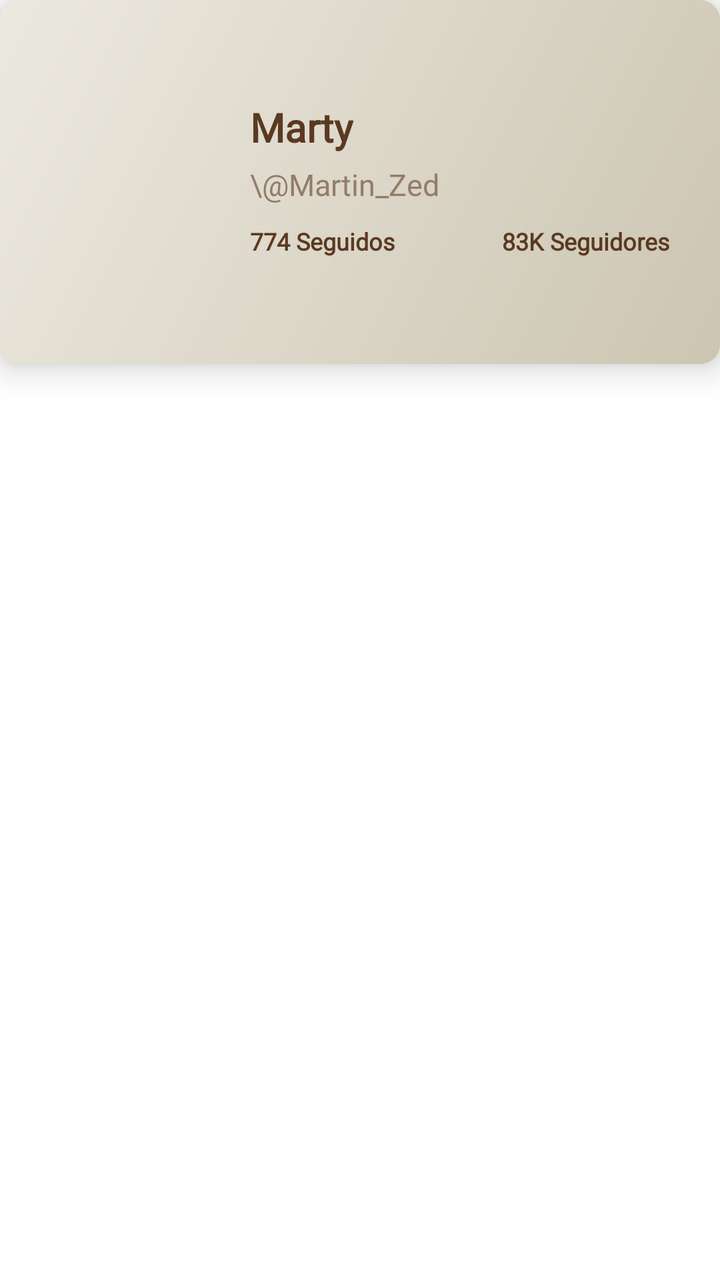
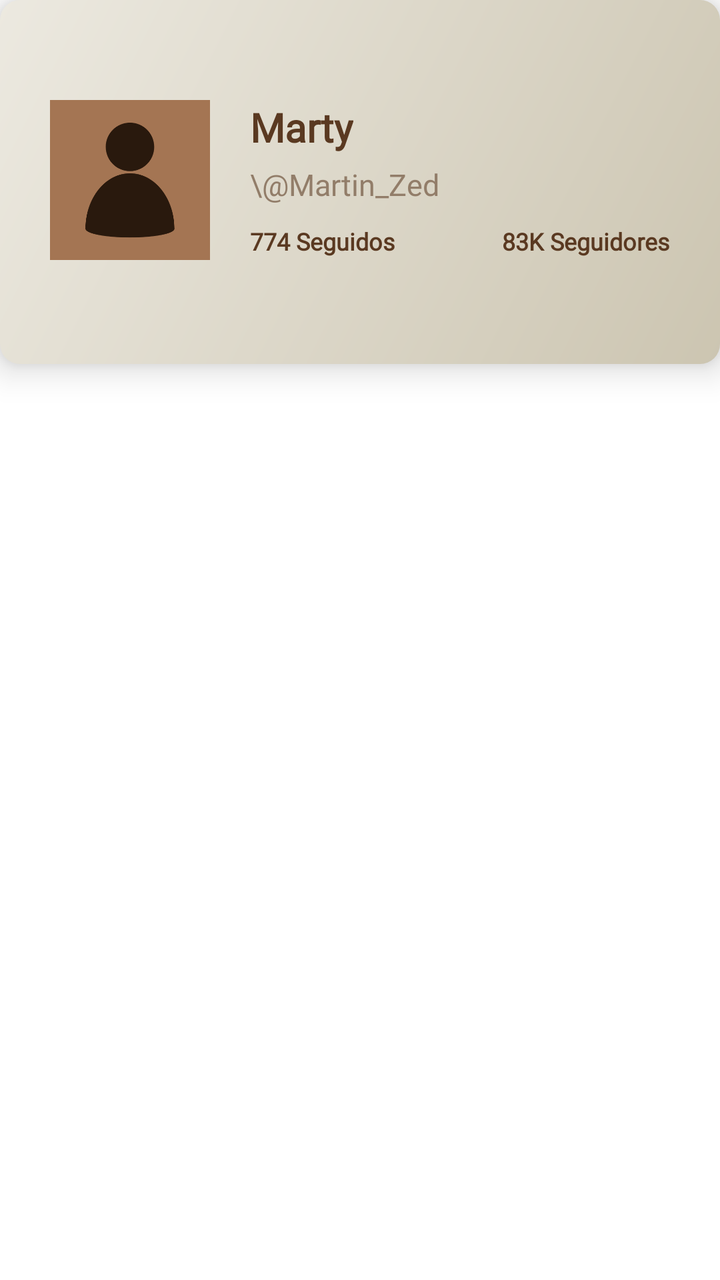

Screens rendered from an Android XML layout before and after an edit, with the pre-edit source and the edit as a unified diff.
<!-- AndroidManifest.xml: application theme Theme.MangIA -->
<!-- res/layout/nav_header_home.xml -->
<?xml version="1.0" encoding="utf-8"?>
<androidx.constraintlayout.widget.ConstraintLayout xmlns:android="http://schemas.android.com/apk/res/android"
    xmlns:app="http://schemas.android.com/apk/res-auto"
    xmlns:tools="http://schemas.android.com/tools"
    android:layout_width="340dp"
    android:layout_height="190dp"
    android:gravity="bottom"
    android:orientation="vertical">

    <androidx.constraintlayout.widget.ConstraintLayout
        android:id="@+id/constraintLayout"
        android:layout_width="match_parent"
        android:layout_height="182dp"
        android:background="@drawable/rounded_navheader"
        app:layout_constraintBottom_toBottomOf="parent"
        app:layout_constraintEnd_toEndOf="parent"
        app:layout_constraintHorizontal_bias="0.0"
        app:layout_constraintStart_toStartOf="parent"
        app:layout_constraintTop_toTopOf="parent"
        app:layout_constraintVertical_bias="0.0"
        android:elevation="10dp">

        <ImageView
            android:id="@+id/imvProfileNH"
            android:layout_width="80dp"
            android:layout_height="80dp"
            android:layout_marginStart="25dp"
            android:layout_marginTop="50dp"
            android:visibility="invisible"
            app:layout_constraintStart_toStartOf="parent"
            app:layout_constraintTop_toTopOf="parent"
            app:srcCompat="@drawable/profile_picture" />

        <TextView
            android:id="@+id/txvNNameNH"
            android:layout_width="wrap_content"
            android:layout_height="wrap_content"
            android:layout_marginStart="20dp"
            android:layout_marginTop="50dp"
            android:fontFamily="@font/opensansbold"
            android:text="Marty"
            android:textColor="@color/quaternaryColor"
            android:textSize="20sp"
            android:textStyle="bold"
            app:layout_constraintStart_toEndOf="@+id/imvProfileNH"
            app:layout_constraintTop_toTopOf="parent" />

        <TextView
            android:id="@+id/txvUNameNH"
            android:layout_width="wrap_content"
            android:layout_height="wrap_content"
            android:layout_marginStart="20dp"
            android:layout_marginTop="5dp"
            android:fontFamily="@font/opensans"
            android:text="\@Martin_Zed"
            android:textColor="@color/transQuaternaryColor"
            android:textSize="15sp"
            app:layout_constraintStart_toEndOf="@+id/imvProfileNH"
            app:layout_constraintTop_toBottomOf="@+id/txvNNameNH" />

        <TextView
            android:id="@+id/txvFollows"
            android:layout_width="wrap_content"
            android:layout_height="wrap_content"
            android:layout_marginStart="20dp"
            android:layout_marginTop="10dp"
            android:fontFamily="@font/opensansbold"
            android:text="774 Seguidos"
            android:textColor="@color/quaternaryColor"
            android:textSize="12sp"
            android:textStyle="bold"
            app:layout_constraintStart_toEndOf="@+id/imvProfileNH"
            app:layout_constraintTop_toBottomOf="@+id/txvUNameNH" />

        <TextView
            android:id="@+id/txvFollowers"
            android:layout_width="wrap_content"
            android:layout_height="wrap_content"
            android:layout_marginTop="10dp"
            android:layout_marginEnd="25dp"
            android:fontFamily="@font/opensansbold"
            android:text="83K Seguidores"
            android:textColor="@color/quaternaryColor"
            android:textSize="12sp"
            android:textStyle="bold"
            app:layout_constraintEnd_toEndOf="parent"
            app:layout_constraintTop_toBottomOf="@+id/txvUNameNH" />



    </androidx.constraintlayout.widget.ConstraintLayout>


</androidx.constraintlayout.widget.ConstraintLayout>
<!-- resources referenced by this layout -->
<resources>
  <color name="quaternaryColor">#5A3921</color>
  <color name="transQuaternaryColor">#927D69</color>
  <!-- drawable profile_picture: png bitmap (drawable, 11111 bytes) -->
  <!-- drawable rounded_navheader (drawable) -->
  <?xml version="1.0" encoding="utf-8"?>
  <shape xmlns:android="http://schemas.android.com/apk/res/android"
      android:shape="rectangle">
      <gradient
          android:angle="315"
          android:endColor="#CCC5B1"
          android:startColor="#ECE9E0"
          android:type="linear"/>
      <corners android:radius="10dp"/>
  </shape>
  <style name="Theme.MangIA" parent="Theme.MaterialComponents.DayNight.NoActionBar">
          
          
          
      </style>
</resources>

<!-- the commit's change to res/layout/nav_header_home.xml (unified diff, before → after) -->
@@ -26,7 +26,7 @@
             android:layout_height="80dp"
             android:layout_marginStart="25dp"
             android:layout_marginTop="50dp"
-            android:visibility="invisible"
+            android:visibility="visible"
             app:layout_constraintStart_toStartOf="parent"
             app:layout_constraintTop_toTopOf="parent"
             app:srcCompat="@drawable/profile_picture" />
